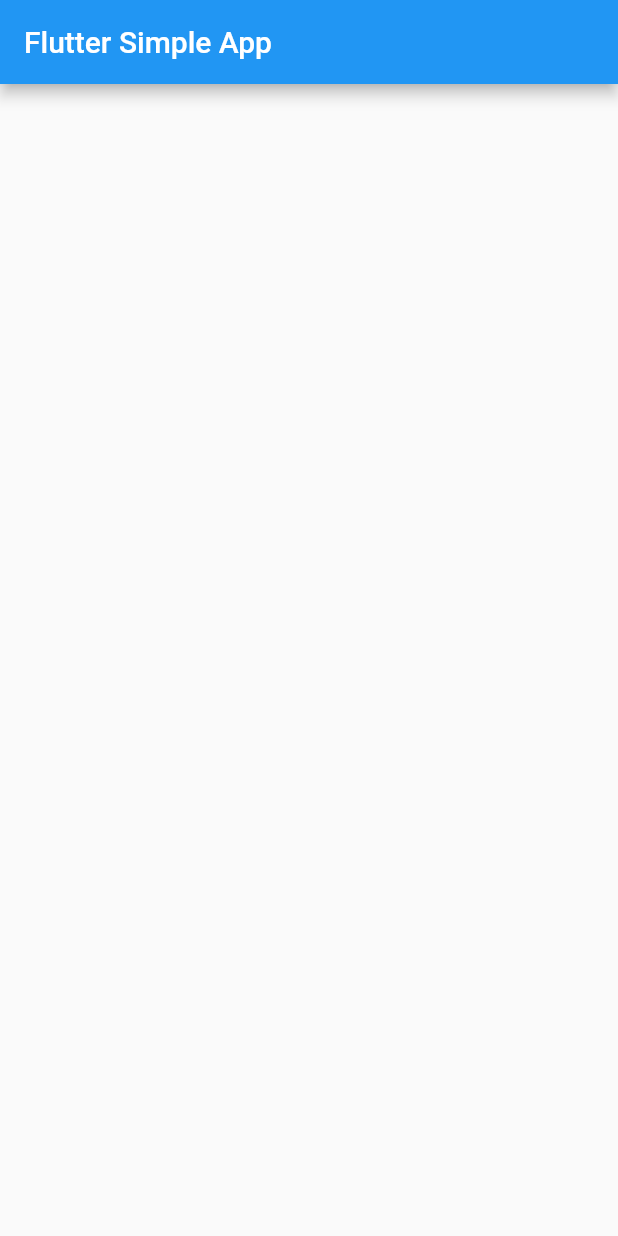
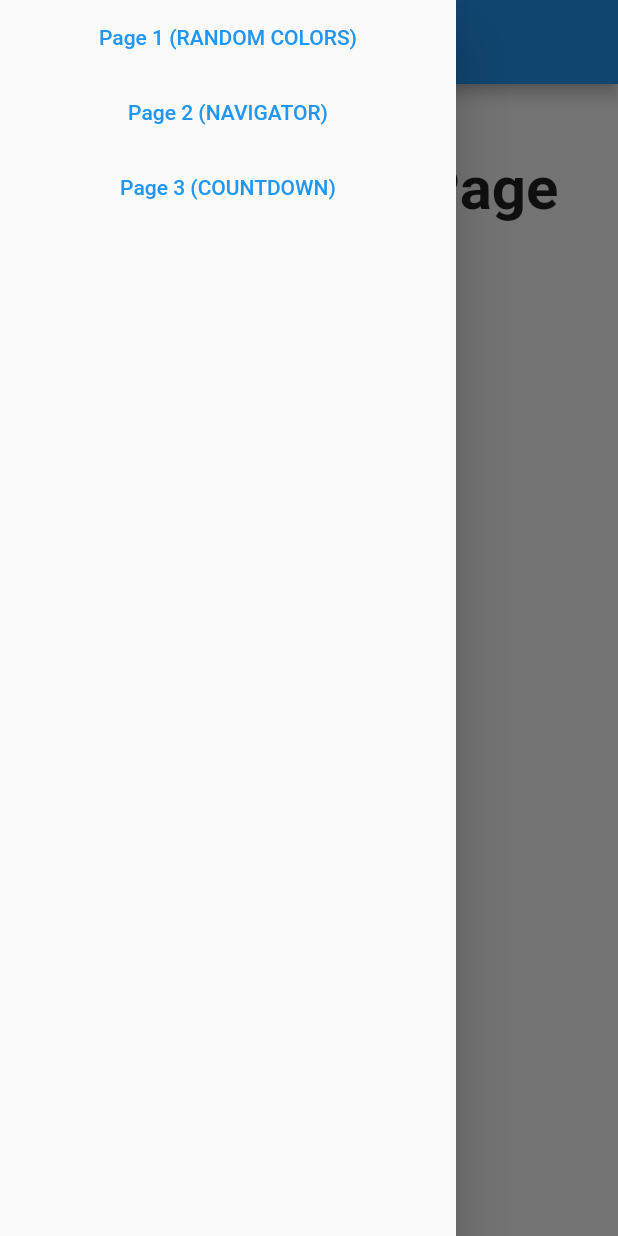
Before and after one commit to SamiBouakel/Flutter-Simple-App, a Flutter app: the screen it shows after launch, with the side drawer open (before the commit the screen has no drawer), on a phone screen of 412 x 824 dp. Run offline on Flutter 3.47's test engine with Material 2 defaults, Android fonts, the phone set to English and light mode, and no system bars.

Commit message:
added 3 simple page

```diff
--- a/lib/main.dart
+++ b/lib/main.dart
@@ -1,4 +1,8 @@
 import 'package:flutter/material.dart';
+
+import 'package:flutter_simple_project/page1.dart';
+import 'package:flutter_simple_project/page2.dart';
+import 'package:flutter_simple_project/page3.dart';
 
 void main() {
   runApp(const MyApp());
@@ -10,6 +14,7 @@
   @override
   Widget build(BuildContext context) {
     return MaterialApp(
+      debugShowCheckedModeBanner: false,
       title: 'Flutter Simple App',
       theme: ThemeData(
         primarySwatch: Colors.blue,
@@ -30,13 +35,57 @@
 class _MyHomePageState extends State<MyHomePage> {
   @override
   Widget build(BuildContext context) {
-    return Scaffold(
-      appBar: AppBar(
-        title: Text(widget.title),
-      ),
-      body: Center(
-        child: Column(
-          children: [],
+    return SafeArea(
+      child: Scaffold(
+        appBar: AppBar(
+          title: Text(widget.title),
+        ),
+        drawer: Drawer(
+          child: Column(
+            children: [
+              SizedBox(
+                height: 50,
+                width: double.maxFinite,
+                child: TextButton(
+                    onPressed: () {
+                      Navigator.of(context).push(MaterialPageRoute(builder: (context) => const Page1()));
+                    },
+                    child: const Text('Page 1 (RANDOM COLORS)')),
+              ),
+              SizedBox(
+                height: 50,
+                width: double.maxFinite,
+                child: TextButton(
+                    onPressed: () {
+                      Navigator.of(context).push(MaterialPageRoute(builder: (context) => const Page2()));
+                    },
+                    child: const Text('Page 2 (NAVIGATOR)')),
+              ),
+              SizedBox(
+                height: 50,
+                width: double.maxFinite,
+                child: TextButton(
+                    onPressed: () {
+                      Navigator.of(context).push(MaterialPageRoute(builder: (context) => const Page3()));
+                    },
+                    child: const Text('Page 3 (COUNTDOWN)')),
+              ),
+            ],
+          ),
+        ),
+        body: Column(
+          children: const [
+            SizedBox(height: 40),
+            Center(
+              child: Text(
+                "↖ Select Any Page",
+                style: TextStyle(
+                  fontWeight: FontWeight.bold,
+                  fontSize: 40,
+                ),
+              ),
+            ),
+          ],
         ),
       ),
     );
```
Also changed, not shown: lib/page1.dart (added, +30 -0 lines), lib/page2.dart (added, +35 -0 lines), lib/page3.dart (added, +52 -0 lines).
